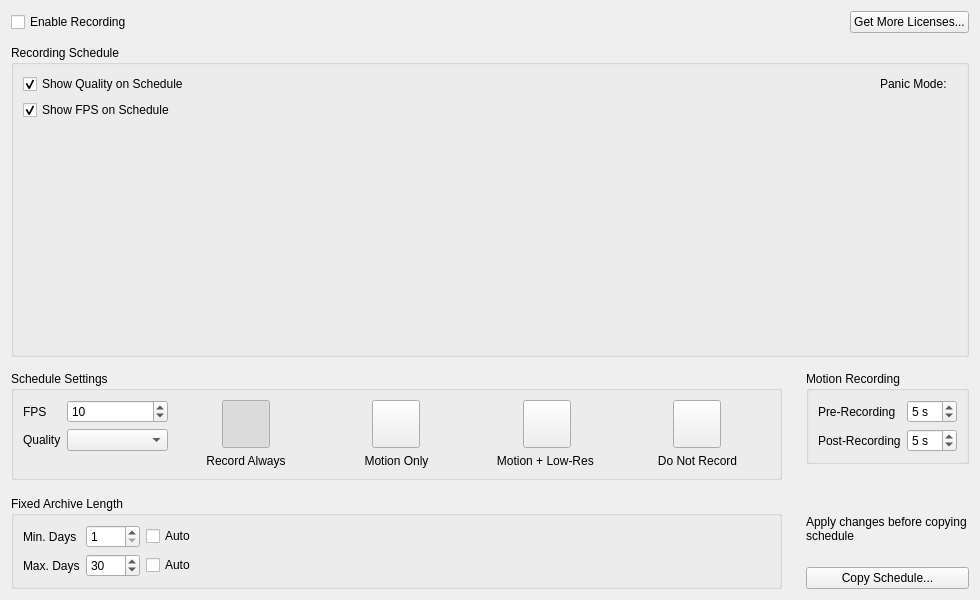
First picture: the form in client/libclient/src/ui/widgets/properties/camera_schedule_widget.ui, repository networkoptix/nx_open, before the edit.
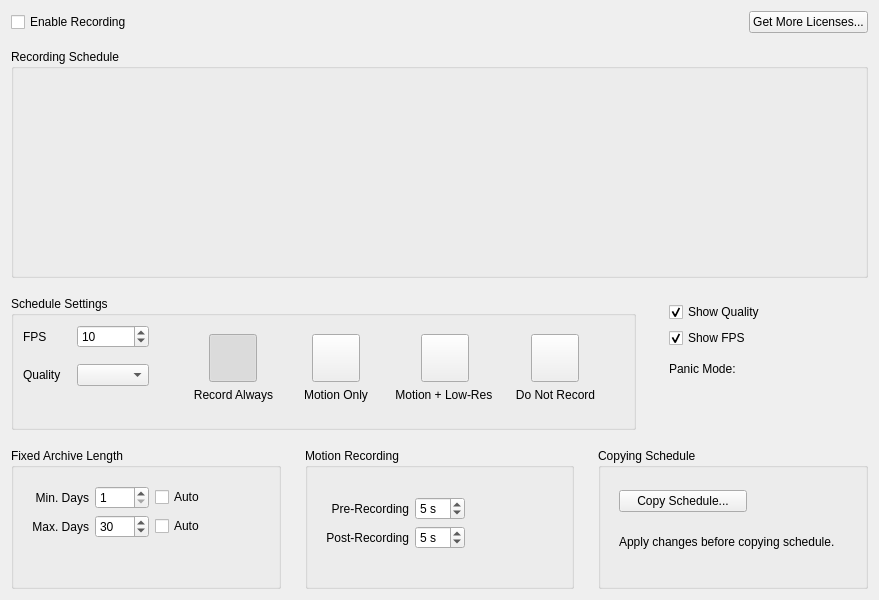
Second picture: the form after the edit. Custom widgets are drawn as their Qt base class.

Commit message:
VMS-3027: Camera settings - Recording tab redesign
<==== Mercurial data ====>
Branch: dev_3.0.0_gui

What changed in the file:
```diff
--- a/client/libclient/src/ui/widgets/properties/camera_schedule_widget.ui
+++ b/client/libclient/src/ui/widgets/properties/camera_schedule_widget.ui
@@ -6,7 +6,7 @@
    <rect>
     <x>0</x>
     <y>0</y>
-    <width>980</width>
+    <width>879</width>
     <height>600</height>
    </rect>
   </property>
@@ -16,7 +16,7 @@
     <height>600</height>
    </size>
   </property>
-  <layout class="QVBoxLayout" name="verticalLayout_6" stretch="0,0,1,0">
+  <layout class="QVBoxLayout" name="verticalLayout_1" stretch="0,0,1,0,0">
    <item>
     <layout class="QHBoxLayout" name="horizontalLayout_2">
      <item>
@@ -55,6 +55,11 @@
     <widget class="QnLicensesUsageWidget" name="licensesUsageWidget" native="true"/>
    </item>
    <item>
+    <layout class="QVBoxLayout" name="recordingScheduleLayout">
+     <property name="topMargin">
+      <number>4</number>
+     </property>
+     <item>
     <widget class="QGroupBox" name="scheduleGridGroupBox">
      <property name="title">
       <string>Recording Schedule</string>
@@ -62,83 +67,44 @@
      <property name="flat">
       <bool>true</bool>
      </property>
-     <layout class="QVBoxLayout" name="scheduleGridLayout" stretch="0,0,1">
-      <item>
-       <layout class="QHBoxLayout" name="horizontalLayout_5" stretch="1,0,0">
-        <property name="spacing">
-         <number>0</number>
+       <layout class="QVBoxLayout" name="scheduleGridLayout">
+        <property name="topMargin">
+         <number>12</number>
         </property>
-        <item>
-         <widget class="QCheckBox" name="displayQualityCheckBox">
-          <property name="text">
-           <string>Show Quality on Schedule</string>
-          </property>
-          <property name="checked">
-           <bool>true</bool>
-          </property>
-         </widget>
-        </item>
-        <item>
-         <widget class="QLabel" name="panicModeTitleLabel">
-          <property name="text">
-           <string>Panic Mode: </string>
-          </property>
-         </widget>
-        </item>
-        <item>
-         <widget class="QLabel" name="panicModeLabel">
-          <property name="text">
-           <string/>
-          </property>
-         </widget>
-        </item>
-       </layout>
-      </item>
-      <item>
-       <layout class="QHBoxLayout" name="horizontalLayout_11" stretch="1">
-        <item>
-         <widget class="QCheckBox" name="displayFpsCheckBox">
-          <property name="text">
-           <string>Show FPS on Schedule</string>
-          </property>
-          <property name="checked">
-           <bool>true</bool>
-          </property>
-         </widget>
-        </item>
-       </layout>
-      </item>
       <item>
        <widget class="QnScheduleGridWidget" name="gridWidget" native="true">
         <property name="enabled">
          <bool>true</bool>
         </property>
+          <property name="sizePolicy">
+           <sizepolicy hsizetype="MinimumExpanding" vsizetype="MinimumExpanding">
+            <horstretch>0</horstretch>
+            <verstretch>0</verstretch>
+           </sizepolicy>
+          </property>
        </widget>
       </item>
      </layout>
     </widget>
+     </item>
+    </layout>
    </item>
    <item>
-    <layout class="QHBoxLayout" name="horizontalLayout" stretch="1,0">
+    <layout class="QHBoxLayout" name="scheduleSettingsLayout" stretch="3,1">
      <property name="spacing">
       <number>24</number>
      </property>
      <property name="topMargin">
-      <number>8</number>
-     </property>
-     <item>
-      <layout class="QVBoxLayout" name="verticalLayout_8">
-       <property name="spacing">
-        <number>16</number>
+      <number>12</number>
        </property>
        <item>
         <widget class="QGroupBox" name="settingsGroupBox">
          <property name="title">
           <string>Schedule Settings</string>
          </property>
-         <layout class="QHBoxLayout" name="horizontalLayout_4" stretch="0,0,0,0,0">
-          <property name="bottomMargin">
-           <number>9</number>
+       <layout class="QHBoxLayout" name="horizontalLayout" stretch="0,1">
+        <property name="spacing">
+         <number>16</number>
           </property>
           <item>
            <layout class="QFormLayout" name="formLayout">
@@ -179,12 +145,43 @@
               </property>
              </widget>
             </item>
+          <item row="2" column="0" colspan="2">
+           <spacer name="verticalSpacer_2">
+            <property name="orientation">
+             <enum>Qt::Vertical</enum>
+            </property>
+            <property name="sizeHint" stdset="0">
+             <size>
+              <width>0</width>
+              <height>0</height>
+             </size>
+            </property>
+           </spacer>
+          </item>
            </layout>
           </item>
           <item>
-           <layout class="QVBoxLayout" name="verticalLayout">
+         <widget class="QWidget" name="scheduleSettingsButtons" native="true">
+          <property name="sizePolicy">
+           <sizepolicy hsizetype="MinimumExpanding" vsizetype="Maximum">
+            <horstretch>0</horstretch>
+            <verstretch>0</verstretch>
+           </sizepolicy>
+          </property>
+          <layout class="QVBoxLayout" name="verticalLayout" stretch="1,0">
             <item>
-             <layout class="QHBoxLayout" name="horizontalLayout_3">
+            <layout class="QGridLayout" name="gridLayout" rowstretch="1,0" columnstretch="1,1,1,1">
+             <property name="leftMargin">
+              <number>16</number>
+             </property>
+             <property name="rightMargin">
+              <number>16</number>
+             </property>
+             <property name="horizontalSpacing">
+              <number>16</number>
+             </property>
+             <item row="0" column="0">
+              <layout class="QHBoxLayout" name="horizontalLayout_5">
               <item>
                <widget class="QnCheckedButton" name="recordAlwaysButton">
                 <property name="minimumSize">
@@ -227,8 +224,128 @@
               </item>
              </layout>
             </item>
+             <item row="0" column="1">
+              <layout class="QHBoxLayout" name="horizontalLayout_6">
             <item>
+                <widget class="QnCheckedButton" name="recordMotionButton">
+                 <property name="minimumSize">
+                  <size>
+                   <width>48</width>
+                   <height>48</height>
+                  </size>
+                 </property>
+                 <property name="maximumSize">
+                  <size>
+                   <width>48</width>
+                   <height>48</height>
+                  </size>
+                 </property>
+                 <property name="text">
+                  <string/>
+                 </property>
+                 <property name="iconSize">
+                  <size>
+                   <width>48</width>
+                   <height>48</height>
+                  </size>
+                 </property>
+                 <property name="checkable">
+                  <bool>true</bool>
+                 </property>
+                 <property name="autoExclusive">
+                  <bool>true</bool>
+                 </property>
+                 <property name="autoRaise">
+                  <bool>false</bool>
+                 </property>
+                </widget>
+               </item>
+              </layout>
+             </item>
+             <item row="0" column="2">
+              <layout class="QHBoxLayout" name="horizontalLayout_7">
+               <item>
+                <widget class="QnCheckedButton" name="recordMotionPlusLQButton">
+                 <property name="minimumSize">
+                  <size>
+                   <width>48</width>
+                   <height>48</height>
+                  </size>
+                 </property>
+                 <property name="maximumSize">
+                  <size>
+                   <width>48</width>
+                   <height>48</height>
+                  </size>
+                 </property>
+                 <property name="text">
+                  <string/>
+                 </property>
+                 <property name="iconSize">
+                  <size>
+                   <width>48</width>
+                   <height>48</height>
+                  </size>
+                 </property>
+                 <property name="checkable">
+                  <bool>true</bool>
+                 </property>
+                 <property name="autoExclusive">
+                  <bool>true</bool>
+                 </property>
+                 <property name="autoRaise">
+                  <bool>false</bool>
+                 </property>
+                </widget>
+               </item>
+              </layout>
+             </item>
+             <item row="0" column="3">
+              <layout class="QHBoxLayout" name="horizontalLayout_8">
+               <item>
+                <widget class="QnCheckedButton" name="noRecordButton">
+                 <property name="minimumSize">
+                  <size>
+                   <width>48</width>
+                   <height>48</height>
+                  </size>
+                 </property>
+                 <property name="maximumSize">
+                  <size>
+                   <width>48</width>
+                   <height>48</height>
+                  </size>
+                 </property>
+                 <property name="text">
+                  <string/>
+                 </property>
+                 <property name="iconSize">
+                  <size>
+                   <width>48</width>
+                   <height>48</height>
+                  </size>
+                 </property>
+                 <property name="checkable">
+                  <bool>true</bool>
+                 </property>
+                 <property name="autoExclusive">
+                  <bool>true</bool>
+                 </property>
+                 <property name="autoRaise">
+                  <bool>false</bool>
+                 </property>
+                </widget>
+               </item>
+              </layout>
+             </item>
+             <item row="1" column="0">
              <widget class="QLabel" name="label_4">
+               <property name="sizePolicy">
+                <sizepolicy hsizetype="MinimumExpanding" vsizetype="Preferred">
+                 <horstretch>0</horstretch>
+                 <verstretch>0</verstretch>
+                </sizepolicy>
+               </property>
               <property name="minimumSize">
                <size>
                 <width>0</width>
@@ -249,50 +366,14 @@
               </property>
              </widget>
             </item>
-           </layout>
-          </item>
-          <item>
-           <layout class="QVBoxLayout" name="verticalLayout_2">
-            <item>
-             <layout class="QHBoxLayout" name="horizontalLayout_6">
-              <item>
-               <widget class="QnCheckedButton" name="recordMotionButton">
-                <property name="minimumSize">
-                 <size>
-                  <width>48</width>
-                  <height>48</height>
-                 </size>
-                </property>
-                <property name="maximumSize">
-                 <size>
-                  <width>48</width>
-                  <height>48</height>
-                 </size>
-                </property>
-                <property name="text">
-                 <string/>
-                </property>
-                <property name="iconSize">
-                 <size>
-                  <width>48</width>
-                  <height>48</height>
-                 </size>
-                </property>
-                <property name="checkable">
-                 <bool>true</bool>
-                </property>
-                <property name="autoExclusive">
-                 <bool>true</bool>
-                </property>
-                <property name="autoRaise">
-                 <bool>false</bool>
-                </property>
-               </widget>
-              </item>
-             </layout>
-            </item>
-            <item>
+             <item row="1" column="1">
              <widget class="QLabel" name="labelMotionOnly">
+               <property name="sizePolicy">
+                <sizepolicy hsizetype="MinimumExpanding" vsizetype="Preferred">
+                 <horstretch>0</horstretch>
+                 <verstretch>0</verstretch>
+                </sizepolicy>
+               </property>
               <property name="text">
                <string>Motion Only</string>
               </property>
@@ -304,50 +385,14 @@
               </property>
              </widget>
             </item>
-           </layout>
-          </item>
-          <item>
-           <layout class="QVBoxLayout" name="verticalLayout_12">
-            <item>
-             <layout class="QHBoxLayout" name="horizontalLayout_7">
-              <item>
-               <widget class="QnCheckedButton" name="recordMotionPlusLQButton">
-                <property name="minimumSize">
-                 <size>
-                  <width>48</width>
-                  <height>48</height>
-                 </size>
-                </property>
-                <property name="maximumSize">
-                 <size>
-                  <width>48</width>
-                  <height>48</height>
-                 </size>
-                </property>
-                <property name="text">
-                 <string/>
-                </property>
-                <property name="iconSize">
-                 <size>
-                  <width>48</width>
-                  <height>48</height>
-                 </size>
-                </property>
-                <property name="checkable">
-                 <bool>true</bool>
-                </property>
-                <property name="autoExclusive">
-                 <bool>true</bool>
-                </property>
-                <property name="autoRaise">
-                 <bool>false</bool>
-                </property>
-               </widget>
-              </item>
-             </layout>
-            </item>
-            <item>
+             <item row="1" column="2">
              <widget class="QLabel" name="labelMotionPlusLQ">
+               <property name="sizePolicy">
+                <sizepolicy hsizetype="MinimumExpanding" vsizetype="Preferred">
+                 <horstretch>0</horstretch>
+                 <verstretch>0</verstretch>
+                </sizepolicy>
+               </property>
               <property name="text">
                <string>Motion + Low-Res </string>
               </property>
@@ -359,50 +404,14 @@
               </property>
              </widget>
             </item>
-           </layout>
-          </item>
-          <item>
-           <layout class="QVBoxLayout" name="verticalLayout_3">
-            <item>
-             <layout class="QHBoxLayout" name="horizontalLayout_8">
-              <item>
-               <widget class="QnCheckedButton" name="noRecordButton">
-                <property name="minimumSize">
-                 <size>
-                  <width>48</width>
-                  <height>48</height>
-                 </size>
-                </property>
-                <property name="maximumSize">
-                 <size>
-                  <width>48</width>
-                  <height>48</height>
-                 </size>
-                </property>
-                <property name="text">
-                 <string/>
-                </property>
-                <property name="iconSize">
-                 <size>
-                  <width>48</width>
-                  <height>48</height>
-                 </size>
-                </property>
-                <property name="checkable">
-                 <bool>true</bool>
-                </property>
-                <property name="autoExclusive">
-                 <bool>true</bool>
-                </property>
-                <property name="autoRaise">
-                 <bool>false</bool>
-                </property>
-               </widget>
-              </item>
-             </layout>
-            </item>
-            <item>
+             <item row="1" column="3">
              <widget class="QLabel" name="label_8">
+               <property name="sizePolicy">
+                <sizepolicy hsizetype="MinimumExpanding" vsizetype="Preferred">
+                 <horstretch>0</horstretch>
+                 <verstretch>0</verstretch>
+                </sizepolicy>
+               </property>
               <property name="text">
                <string>Do Not Record</string>
               </property>
@@ -416,9 +425,103 @@
             </item>
            </layout>
           </item>
+           <item>
+            <spacer name="verticalSpacer">
+             <property name="orientation">
+              <enum>Qt::Vertical</enum>
+             </property>
+            </spacer>
+           </item>
          </layout>
         </widget>
        </item>
+       </layout>
+      </widget>
+     </item>
+     <item>
+      <widget class="QWidget" name="widget" native="true">
+       <property name="minimumSize">
+        <size>
+         <width>100</width>
+         <height>100</height>
+        </size>
+       </property>
+       <layout class="QFormLayout" name="formLayout_4">
+        <property name="formAlignment">
+         <set>Qt::AlignLeading|Qt::AlignLeft|Qt::AlignTop</set>
+        </property>
+        <property name="topMargin">
+         <number>6</number>
+        </property>
+        <item row="0" column="0">
+         <widget class="QCheckBox" name="displayQualityCheckBox">
+          <property name="text">
+           <string>Show Quality</string>
+          </property>
+          <property name="checked">
+           <bool>true</bool>
+          </property>
+         </widget>
+        </item>
+        <item row="1" column="0">
+         <widget class="QCheckBox" name="displayFpsCheckBox">
+          <property name="text">
+           <string>Show FPS</string>
+          </property>
+          <property name="checked">
+           <bool>true</bool>
+          </property>
+         </widget>
+        </item>
+        <item row="2" column="0" colspan="2">
+         <layout class="QHBoxLayout" name="horizontalLayout_13" stretch="0,1">
+          <property name="spacing">
+           <number>0</number>
+          </property>
+          <property name="topMargin">
+           <number>8</number>
+          </property>
+          <item>
+           <widget class="QLabel" name="panicModeTitleLabel">
+            <property name="text">
+             <string>Panic Mode: </string>
+            </property>
+           </widget>
+          </item>
+          <item>
+           <widget class="QLabel" name="panicModeLabel"/>
+          </item>
+         </layout>
+        </item>
+        <item row="3" column="0" colspan="2">
+         <spacer name="verticalSpacer_3">
+          <property name="orientation">
+           <enum>Qt::Vertical</enum>
+          </property>
+          <property name="sizeHint" stdset="0">
+           <size>
+            <width>0</width>
+            <height>0</height>
+           </size>
+          </property>
+         </spacer>
+        </item>
+       </layout>
+      </widget>
+     </item>
+    </layout>
+   </item>
+   <item>
+    <layout class="QHBoxLayout" name="bottomParametersLayout">
+     <property name="spacing">
+      <number>24</number>
+     </property>
+     <property name="topMargin">
+      <number>12</number>
+     </property>
+     <property name="bottomMargin">
+      <number>0</number>
+     </property>
        <item>
         <widget class="QGroupBox" name="archiveGroupBox">
          <property name="title">
@@ -427,10 +530,30 @@
          <property name="flat">
           <bool>true</bool>
          </property>
-         <layout class="QFormLayout" name="formLayout_2">
-          <item row="0" column="1">
-           <layout class="QHBoxLayout" name="horizontalLayout_9">
+       <layout class="QVBoxLayout" name="verticalLayout_2">
+        <property name="spacing">
+         <number>16</number>
+        </property>
             <item>
+         <widget class="QWidget" name="widget_2" native="true">
+          <property name="sizePolicy">
+           <sizepolicy hsizetype="Maximum" vsizetype="Maximum">
+            <horstretch>0</horstretch>
+            <verstretch>0</verstretch>
+           </sizepolicy>
+          </property>
+          <layout class="QGridLayout" name="gridLayout_3">
+           <item row="0" column="0">
+            <widget class="QLabel" name="label_7">
+             <property name="text">
+              <string>Min. Days</string>
+             </property>
+             <property name="alignment">
+              <set>Qt::AlignRight|Qt::AlignTrailing|Qt::AlignVCenter</set>
+             </property>
+            </widget>
+           </item>
+           <item row="0" column="1">
              <widget class="QSpinBox" name="spinBoxMinDays">
               <property name="minimum">
                <number>1</number>
@@ -440,38 +563,30 @@
               </property>
              </widget>
             </item>
-            <item>
+           <item row="0" column="2">
              <widget class="QCheckBox" name="checkBoxMinArchive">
+             <property name="sizePolicy">
+              <sizepolicy hsizetype="Preferred" vsizetype="Fixed">
+               <horstretch>0</horstretch>
+               <verstretch>0</verstretch>
+              </sizepolicy>
+             </property>
               <property name="text">
                <string>Auto</string>
               </property>
              </widget>
             </item>
-            <item>
-             <spacer name="horizontalSpacer_2">
-              <property name="orientation">
-               <enum>Qt::Horizontal</enum>
-              </property>
-              <property name="sizeHint" stdset="0">
-               <size>
-                <width>40</width>
-                <height>20</height>
-               </size>
-              </property>
-             </spacer>
-            </item>
-            <item>
-             <widget class="QLabel" name="minArchiveDaysWarningLabel">
+           <item row="1" column="0">
+            <widget class="QLabel" name="label_6">
               <property name="text">
-               <string notr="true">&lt;Warning! High minimum value could decrease other cameras' recording durations.&gt;</string>
-              </property>
-             </widget>
-            </item>
-           </layout>
+              <string>Max. Days</string>
+             </property>
+             <property name="alignment">
+              <set>Qt::AlignRight|Qt::AlignTrailing|Qt::AlignVCenter</set>
+             </property>
+            </widget>
           </item>
           <item row="1" column="1">
-           <layout class="QHBoxLayout" name="horizontalLayout_10">
-            <item>
              <widget class="QSpinBox" name="spinBoxMaxDays">
               <property name="minimum">
                <number>1</number>
@@ -484,49 +599,38 @@
               </property>
              </widget>
             </item>
-            <item>
+           <item row="1" column="2">
              <widget class="QCheckBox" name="checkBoxMaxArchive">
+             <property name="sizePolicy">
+              <sizepolicy hsizetype="Preferred" vsizetype="Fixed">
+               <horstretch>0</horstretch>
+               <verstretch>0</verstretch>
+              </sizepolicy>
+             </property>
               <property name="text">
                <string>Auto</string>
               </property>
              </widget>
             </item>
-            <item>
-             <spacer name="horizontalSpacer_5">
-              <property name="orientation">
-               <enum>Qt::Horizontal</enum>
-              </property>
-              <property name="sizeHint" stdset="0">
-               <size>
-                <width>40</width>
-                <height>20</height>
-               </size>
-              </property>
-             </spacer>
-            </item>
-           </layout>
-          </item>
-          <item row="0" column="0">
-           <widget class="QLabel" name="label_7">
-            <property name="text">
-             <string>Min. Days</string>
-            </property>
-           </widget>
-          </item>
-          <item row="1" column="0">
-           <widget class="QLabel" name="label_6">
+          </layout>
+         </widget>
+        </item>
+        <item>
+         <widget class="QLabel" name="minArchiveDaysWarningLabel">
             <property name="text">
-             <string>Max. Days</string>
-            </property>
+           <string notr="true">&lt;High minimum value can lead to archive length decrease on other cameras.&gt;</string>
+          </property>
+          <property name="alignment">
+           <set>Qt::AlignLeading|Qt::AlignLeft|Qt::AlignTop</set>
+          </property>
+          <property name="wordWrap">
+           <bool>true</bool>
+          </property>
            </widget>
           </item>
          </layout>
         </widget>
        </item>
-      </layout>
-     </item>
-     <item>
-      <layout class="QVBoxLayout" name="verticalLayout_5">
        <item>
         <widget class="QGroupBox" name="motionGroupBox">
          <property name="title">
@@ -535,24 +639,24 @@
          <property name="flat">
           <bool>true</bool>
          </property>
-         <layout class="QFormLayout" name="formLayout_3">
-          <property name="fieldGrowthPolicy">
-           <enum>QFormLayout::AllNonFixedFieldsGrow</enum>
+       <layout class="QVBoxLayout" name="verticalLayout_3">
+        <item>
+         <widget class="QWidget" name="widget_3" native="true">
+          <property name="sizePolicy">
+           <sizepolicy hsizetype="Maximum" vsizetype="Maximum">
+            <horstretch>0</horstretch>
+            <verstretch>0</verstretch>
+           </sizepolicy>
           </property>
-          <property name="leftMargin">
-           <number>9</number>
-          </property>
-          <property name="topMargin">
-           <number>9</number>
-          </property>
-          <property name="rightMargin">
-           <number>9</number>
-          </property>
+          <layout class="QGridLayout" name="gridLayout_2">
           <item row="0" column="0">
            <widget class="QLabel" name="label_9">
             <property name="text">
              <string>Pre-Recording</string>
             </property>
+             <property name="alignment">
+              <set>Qt::AlignRight|Qt::AlignTrailing|Qt::AlignVCenter</set>
+             </property>
            </widget>
           </item>
           <item row="0" column="1">
@@ -576,6 +680,9 @@
             <property name="text">
              <string>Post-Recording</string>
             </property>
+             <property name="alignment">
+              <set>Qt::AlignRight|Qt::AlignTrailing|Qt::AlignVCenter</set>
+             </property>
            </widget>
           </item>
           <item row="1" column="1">
@@ -598,36 +705,71 @@
         </widget>
        </item>
        <item>
-        <spacer name="verticalSpacer">
+         <spacer name="verticalSpacer_5">
          <property name="orientation">
           <enum>Qt::Vertical</enum>
          </property>
-         <property name="sizeHint" stdset="0">
-          <size>
-           <width>20</width>
-           <height>0</height>
-          </size>
-         </property>
-        </spacer>
-       </item>
-       <item>
-        <widget class="QLabel" name="exportWarningLabel">
-         <property name="text">
-          <string>Apply changes before copying schedule</string>
-         </property>
-         <property name="wordWrap">
-          <bool>true</bool>
-         </property>
-        </widget>
-       </item>
+         </spacer>
+        </item>
+       </layout>
+      </widget>
+     </item>
+     <item>
+      <widget class="QGroupBox" name="copyScheduleGroupBox">
+       <property name="title">
+        <string>Copying Schedule</string>
+       </property>
+       <property name="flat">
+        <bool>true</bool>
+       </property>
+       <layout class="QVBoxLayout" name="verticalLayout_5">
+        <item>
+         <widget class="QWidget" name="widget_4" native="true">
+          <property name="sizePolicy">
+           <sizepolicy hsizetype="Preferred" vsizetype="Maximum">
+            <horstretch>0</horstretch>
+            <verstretch>0</verstretch>
+           </sizepolicy>
+          </property>
+          <layout class="QVBoxLayout" name="verticalLayout_4">
+           <property name="spacing">
+            <number>16</number>
+           </property>
        <item>
         <widget class="QPushButton" name="exportScheduleButton">
+             <property name="maximumSize">
+              <size>
+               <width>128</width>
+               <height>16777215</height>
+              </size>
+             </property>
          <property name="text">
           <string>Copy Schedule...</string>
          </property>
         </widget>
        </item>
-      </layout>
+           <item>
+            <widget class="QLabel" name="exportWarningLabel">
+             <property name="text">
+              <string>Apply changes before copying schedule.</string>
+             </property>
+             <property name="wordWrap">
+              <bool>true</bool>
+             </property>
+            </widget>
+           </item>
+          </layout>
+         </widget>
+        </item>
+        <item>
+         <spacer name="verticalSpacer_4">
+          <property name="orientation">
+           <enum>Qt::Vertical</enum>
+          </property>
+         </spacer>
+        </item>
+       </layout>
+      </widget>
      </item>
     </layout>
    </item>
```
Left out of the diff: 5 changed lines with no effect on the pictures. Lines whose indentation alone changed are shown as unchanged. The commit also changes 3 other files.
